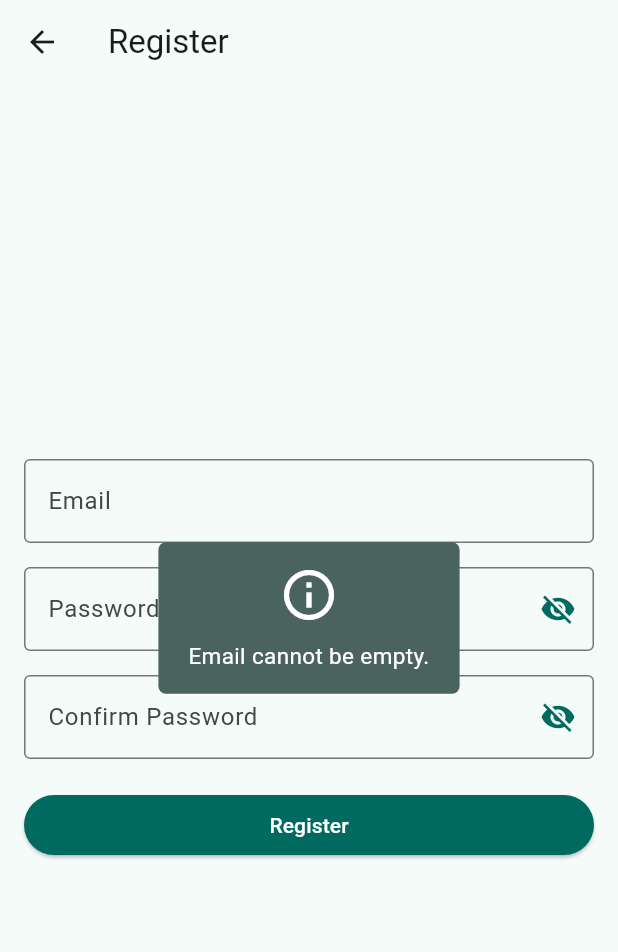
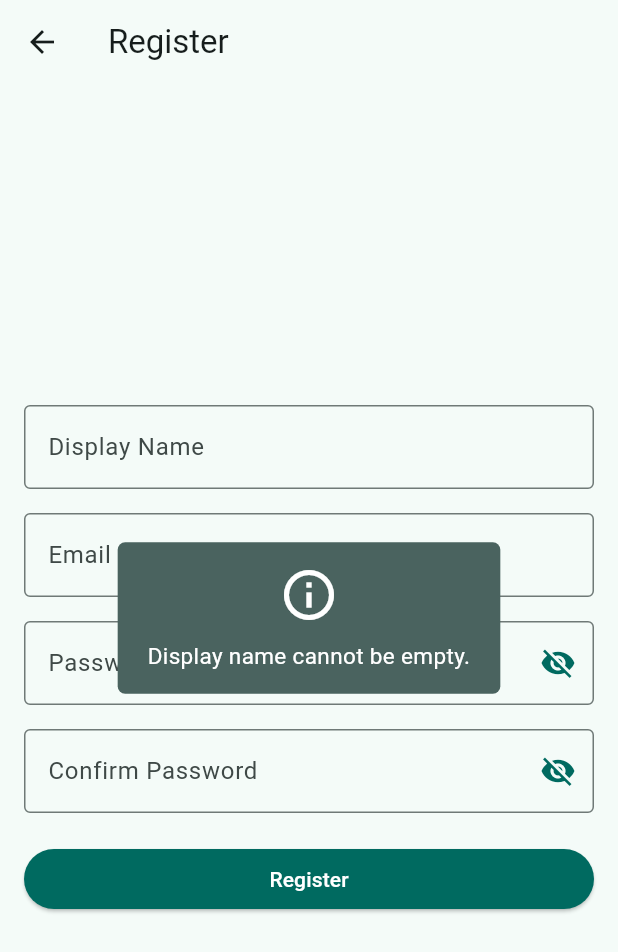
Before and after one commit to mussyahmi/my_finance_mate, a Flutter app: the RegisterPage screen opened directly, after a tap on "Register", on a phone screen of 412 x 824 dp. Shown: the top 952 px of the screen. Run offline on Flutter 3.47's test engine with Material 3 defaults, Android fonts, the phone set to English and light mode, and no system bars; our stand-ins replace adaptive_theme, cloud_firestore, device_info_plus, dropdown_search, email_validator, file_picker and 14 more; accounts and stored records are empty.

Commit message:
Ask for display name on register page

```diff
--- a/lib/pages/register_page.dart
+++ b/lib/pages/register_page.dart
@@ -26,6 +26,7 @@ class RegisterPage extends StatefulWidget {
 }
 
 class RegisterPageState extends State<RegisterPage> {
+  final TextEditingController _displayNameController = TextEditingController();
   final TextEditingController _emailController = TextEditingController();
   final TextEditingController _passwordController = TextEditingController();
   final TextEditingController _confirmPasswordController =
@@ -46,6 +47,14 @@ class RegisterPageState extends State<RegisterPage> {
           mainAxisAlignment: MainAxisAlignment.center,
           crossAxisAlignment: CrossAxisAlignment.stretch,
           children: [
+            TextField(
+              controller: _displayNameController,
+              decoration: const InputDecoration(
+                labelText: 'Display Name',
+                border: OutlineInputBorder(),
+              ),
+            ),
+            const SizedBox(height: 16.0),
             TextField(
               controller: _emailController,
               decoration: const InputDecoration(
@@ -110,6 +119,7 @@ class RegisterPageState extends State<RegisterPage> {
 
                 try {
                   await _register(
+                    _displayNameController.text.trim(),
                     _emailController.text.trim(),
                     _passwordController.text.trim(),
                     _confirmPasswordController.text.trim(),
@@ -208,13 +218,14 @@ class RegisterPageState extends State<RegisterPage> {
   }
 
   Future<void> _register(
+    String displayName,
     String email,
     String password,
     String confirmPassword,
   ) async {
     try {
       //* Validate the form data
-      final message = _validate(email, password, confirmPassword);
+      final message = _validate(displayName, email, password, confirmPassword);
 
       if (message.isNotEmpty) {
         EasyLoading.showInfo(message);
@@ -246,8 +257,7 @@ class RegisterPageState extends State<RegisterPage> {
           'updated_at': now,
           'deleted_at': null,
           'email': authResult.user!.email,
-          'display_name': authResult.user!.displayName ??
-              authResult.user!.uid.substring(0, 10),
+          'display_name': displayName,
           'last_login': now,
           'image_url': authResult.user!.photoURL,
           'device_info_json': deviceInfoJson,
@@ -301,7 +311,17 @@ class RegisterPageState extends State<RegisterPage> {
     }
   }
 
-  String _validate(String email, String password, String confirmPassword) {
+  String _validate(
+    String displayName,
+    String email,
+    String password,
+    String confirmPassword,
+  ) {
+    //* Check if displayName is empty
+    if (displayName.isEmpty) {
+      return 'Display name cannot be empty.';
+    }
+
     //* Check if email is empty
     if (email.isEmpty) {
       return 'Email cannot be empty.';
```
